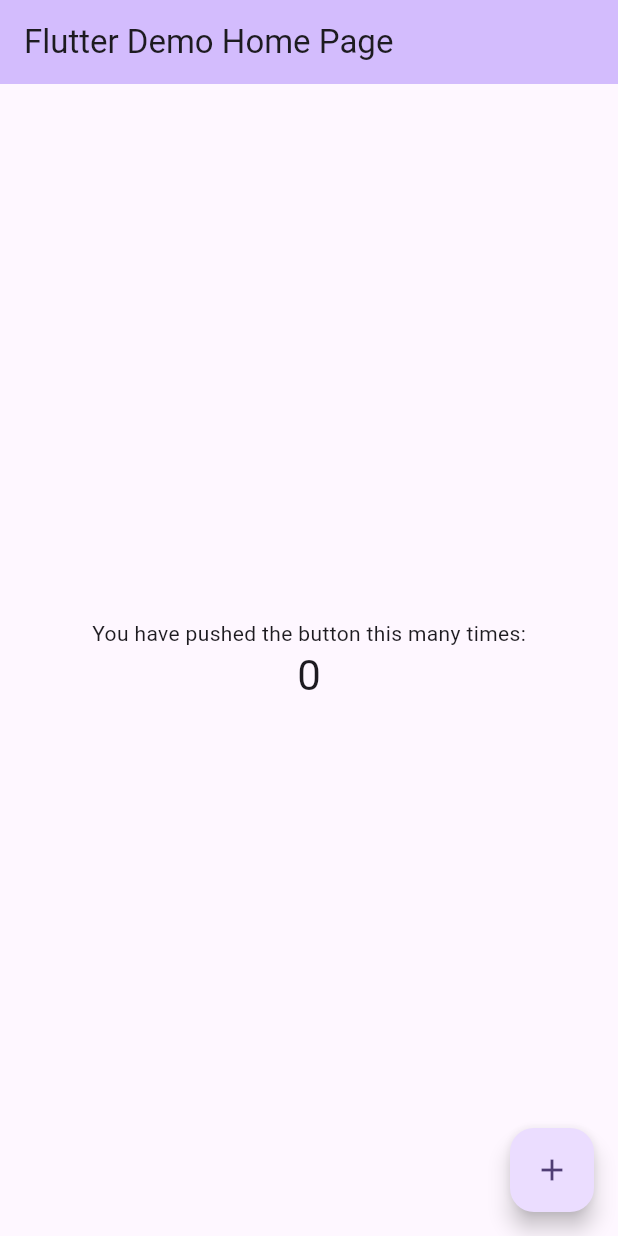
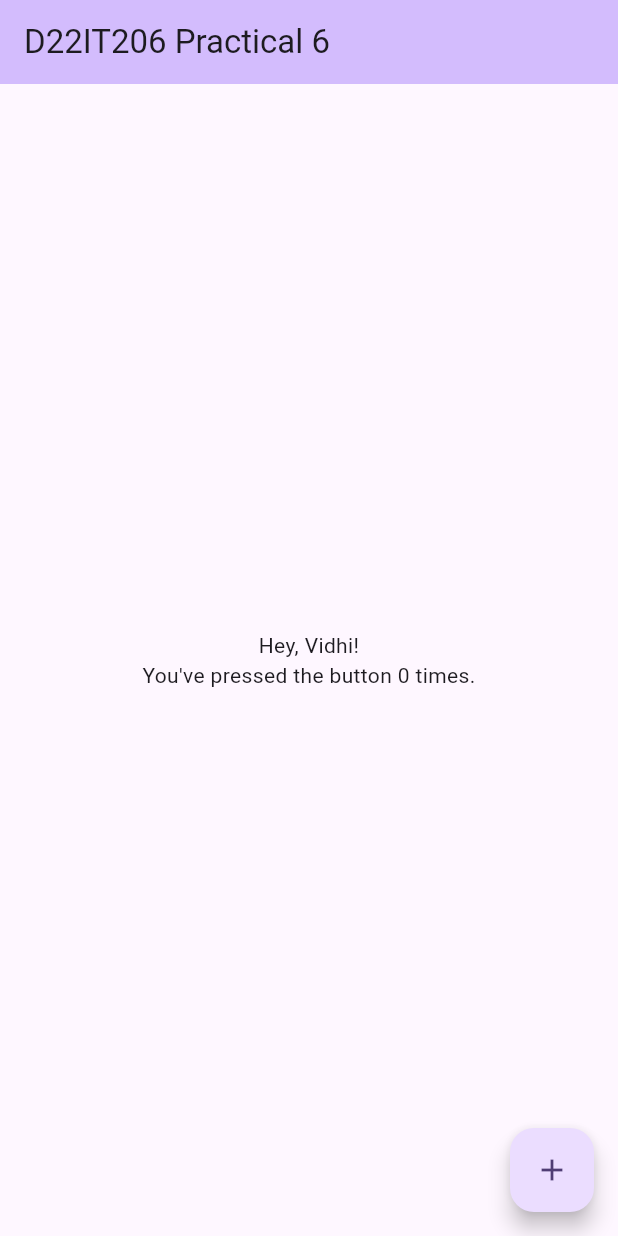
Before and after one commit to D22IT206/MAD-practicals, a Flutter app: the MyHomePage screen opened directly, on a phone screen of 412 x 824 dp. Run offline on Flutter 3.47's test engine with Material 3 defaults, Android fonts, the phone set to English and light mode, and no system bars.

Commit message:
Completed practical 6

```diff
--- a/practical_5/analysis_options.yaml
+++ /dev/null
@@ -1,28 +0,0 @@
-# This file configures the analyzer, which statically analyzes Dart code to
-# check for errors, warnings, and lints.
-#
-# The issues identified by the analyzer are surfaced in the UI of Dart-enabled
-# IDEs (https://dart.dev/tools#ides-and-editors). The analyzer can also be
-# invoked from the command line by running `flutter analyze`.
-
-# The following line activates a set of recommended lints for Flutter apps,
-# packages, and plugins designed to encourage good coding practices.
-include: package:flutter_lints/flutter.yaml
-
-linter:
-  # The lint rules applied to this project can be customized in the
-  # section below to disable rules from the `package:flutter_lints/flutter.yaml`
-  # included above or to enable additional rules. A list of all available lints
-  # and their documentation is published at https://dart.dev/lints.
-  #
-  # Instead of disabling a lint rule for the entire project in the
-  # section below, it can also be suppressed for a single line of code
-  # or a specific dart file by using the `// ignore: name_of_lint` and
-  # `// ignore_for_file: name_of_lint` syntax on the line or in the file
-  # producing the lint.
-  rules:
-    # avoid_print: false  # Uncomment to disable the `avoid_print` rule
-    # prefer_single_quotes: true  # Uncomment to enable the `prefer_single_quotes` rule
-
-# Additional information about this file can be found at
-# https://dart.dev/guides/language/analysis-options
--- a/practical_5/lib/main.dart
+++ /dev/null
@@ -1,125 +0,0 @@
-import 'package:flutter/material.dart';
-
-void main() {
-  runApp(const MyApp());
-}
-
-class MyApp extends StatelessWidget {
-  const MyApp({super.key});
-
-  // This widget is the root of your application.
-  @override
-  Widget build(BuildContext context) {
-    return MaterialApp(
-      title: 'Flutter Demo',
-      theme: ThemeData(
-        // This is the theme of your application.
-        //
-        // TRY THIS: Try running your application with "flutter run". You'll see
-        // the application has a purple toolbar. Then, without quitting the app,
-        // try changing the seedColor in the colorScheme below to Colors.green
-        // and then invoke "hot reload" (save your changes or press the "hot
-        // reload" button in a Flutter-supported IDE, or press "r" if you used
-        // the command line to start the app).
-        //
-        // Notice that the counter didn't reset back to zero; the application
-        // state is not lost during the reload. To reset the state, use hot
-        // restart instead.
-        //
-        // This works for code too, not just values: Most code changes can be
-        // tested with just a hot reload.
-        colorScheme: ColorScheme.fromSeed(seedColor: Colors.deepPurple),
-        useMaterial3: true,
-      ),
-      home: const MyHomePage(title: 'Flutter Demo Home Page'),
-    );
-  }
-}
-
-class MyHomePage extends StatefulWidget {
-  const MyHomePage({super.key, required this.title});
-
-  // This widget is the home page of your application. It is stateful, meaning
-  // that it has a State object (defined below) that contains fields that affect
-  // how it looks.
-
-  // This class is the configuration for the state. It holds the values (in this
-  // case the title) provided by the parent (in this case the App widget) and
-  // used by the build method of the State. Fields in a Widget subclass are
-  // always marked "final".
-
-  final String title;
-
-  @override
-  State<MyHomePage> createState() => _MyHomePageState();
-}
-
-class _MyHomePageState extends State<MyHomePage> {
-  int _counter = 0;
-
-  void _incrementCounter() {
-    setState(() {
-      // This call to setState tells the Flutter framework that something has
-      // changed in this State, which causes it to rerun the build method below
-      // so that the display can reflect the updated values. If we changed
-      // _counter without calling setState(), then the build method would not be
-      // called again, and so nothing would appear to happen.
-      _counter++;
-    });
-  }
-
-  @override
-  Widget build(BuildContext context) {
-    // This method is rerun every time setState is called, for instance as done
-    // by the _incrementCounter method above.
-    //
-    // The Flutter framework has been optimized to make rerunning build methods
-    // fast, so that you can just rebuild anything that needs updating rather
-    // than having to individually change instances of widgets.
-    return Scaffold(
-      appBar: AppBar(
-        // TRY THIS: Try changing the color here to a specific color (to
-        // Colors.amber, perhaps?) and trigger a hot reload to see the AppBar
-        // change color while the other colors stay the same.
-        backgroundColor: Theme.of(context).colorScheme.inversePrimary,
-        // Here we take the value from the MyHomePage object that was created by
-        // the App.build method, and use it to set our appbar title.
-        title: Text(widget.title),
-      ),
-      body: Center(
-        // Center is a layout widget. It takes a single child and positions it
-        // in the middle of the parent.
-        child: Column(
-          // Column is also a layout widget. It takes a list of children and
-          // arranges them vertically. By default, it sizes itself to fit its
-          // children horizontally, and tries to be as tall as its parent.
-          //
-          // Column has various properties to control how it sizes itself and
-          // how it positions its children. Here we use mainAxisAlignment to
-          // center the children vertically; the main axis here is the vertical
-          // axis because Columns are vertical (the cross axis would be
-          // horizontal).
-          //
-          // TRY THIS: Invoke "debug painting" (choose the "Toggle Debug Paint"
-          // action in the IDE, or press "p" in the console), to see the
-          // wireframe for each widget.
-          mainAxisAlignment: MainAxisAlignment.center,
-          children: <Widget>[
-            const Text(
-              'You have pushed the button this many times:',
-            ),
-            Text(
-              '$_counter',
-              style: Theme.of(context).textTheme.headlineMedium,
-            ),
-          ],
-        ),
-      ),
-      floatingActionButton: FloatingActionButton(
-        onPressed: _incrementCounter,
-        tooltip: 'Increment',
-        child: const Icon(Icons.add),
-      ), // This trailing comma makes auto-formatting nicer for build methods.
-    );
-  }
-}
--- a/practical_6/lib/main.dart
+++ b/practical_6/lib/main.dart
@@ -7,46 +7,21 @@ void main() {
 class MyApp extends StatelessWidget {
   const MyApp({super.key});
 
-  // This widget is the root of your application.
   @override
   Widget build(BuildContext context) {
     return MaterialApp(
-      title: 'Flutter Demo',
+      title: 'D22IT206 Practical 6',
       theme: ThemeData(
-        // This is the theme of your application.
-        //
-        // TRY THIS: Try running your application with "flutter run". You'll see
-        // the application has a purple toolbar. Then, without quitting the app,
-        // try changing the seedColor in the colorScheme below to Colors.green
-        // and then invoke "hot reload" (save your changes or press the "hot
-        // reload" button in a Flutter-supported IDE, or press "r" if you used
-        // the command line to start the app).
-        //
-        // Notice that the counter didn't reset back to zero; the application
-        // state is not lost during the reload. To reset the state, use hot
-        // restart instead.
-        //
-        // This works for code too, not just values: Most code changes can be
-        // tested with just a hot reload.
         colorScheme: ColorScheme.fromSeed(seedColor: Colors.deepPurple),
         useMaterial3: true,
       ),
-      home: const MyHomePage(title: 'Flutter Demo Home Page'),
+      home: const MyHomePage(title: 'D22IT206 Practical 6'),
     );
   }
 }
 
 class MyHomePage extends StatefulWidget {
   const MyHomePage({super.key, required this.title});
-
-  // This widget is the home page of your application. It is stateful, meaning
-  // that it has a State object (defined below) that contains fields that affect
-  // how it looks.
-
-  // This class is the configuration for the state. It holds the values (in this
-  // case the title) provided by the parent (in this case the App widget) and
-  // used by the build method of the State. Fields in a Widget subclass are
-  // always marked "final".
 
   final String title;
 
@@ -59,67 +34,32 @@ class _MyHomePageState extends State<MyHomePage> {
 
   void _incrementCounter() {
     setState(() {
-      // This call to setState tells the Flutter framework that something has
-      // changed in this State, which causes it to rerun the build method below
-      // so that the display can reflect the updated values. If we changed
-      // _counter without calling setState(), then the build method would not be
-      // called again, and so nothing would appear to happen.
       _counter++;
     });
   }
 
+  Widget great(String name) {
+    return Text(
+      "Hey, $name!\nYou've pressed the button $_counter times.",
+      textAlign: TextAlign.center,
+    );
+  }
+
   @override
   Widget build(BuildContext context) {
-    // This method is rerun every time setState is called, for instance as done
-    // by the _incrementCounter method above.
-    //
-    // The Flutter framework has been optimized to make rerunning build methods
-    // fast, so that you can just rebuild anything that needs updating rather
-    // than having to individually change instances of widgets.
     return Scaffold(
       appBar: AppBar(
-        // TRY THIS: Try changing the color here to a specific color (to
-        // Colors.amber, perhaps?) and trigger a hot reload to see the AppBar
-        // change color while the other colors stay the same.
         backgroundColor: Theme.of(context).colorScheme.inversePrimary,
-        // Here we take the value from the MyHomePage object that was created by
-        // the App.build method, and use it to set our appbar title.
         title: Text(widget.title),
       ),
       body: Center(
-        // Center is a layout widget. It takes a single child and positions it
-        // in the middle of the parent.
-        child: Column(
-          // Column is also a layout widget. It takes a list of children and
-          // arranges them vertically. By default, it sizes itself to fit its
-          // children horizontally, and tries to be as tall as its parent.
-          //
-          // Column has various properties to control how it sizes itself and
-          // how it positions its children. Here we use mainAxisAlignment to
-          // center the children vertically; the main axis here is the vertical
-          // axis because Columns are vertical (the cross axis would be
-          // horizontal).
-          //
-          // TRY THIS: Invoke "debug painting" (choose the "Toggle Debug Paint"
-          // action in the IDE, or press "p" in the console), to see the
-          // wireframe for each widget.
-          mainAxisAlignment: MainAxisAlignment.center,
-          children: <Widget>[
-            const Text(
-              'You have pushed the button this many times:',
-            ),
-            Text(
-              '$_counter',
-              style: Theme.of(context).textTheme.headlineMedium,
-            ),
-          ],
-        ),
+        child: great('Vidhi'),
       ),
       floatingActionButton: FloatingActionButton(
         onPressed: _incrementCounter,
         tooltip: 'Increment',
         child: const Icon(Icons.add),
-      ), // This trailing comma makes auto-formatting nicer for build methods.
+      ),
     );
   }
 }
```
Also changed, not shown: practical_5/pubspec.yaml (deleted, +0 -90 lines), practical_5/pubspec.lock (deleted), 26 other files.
